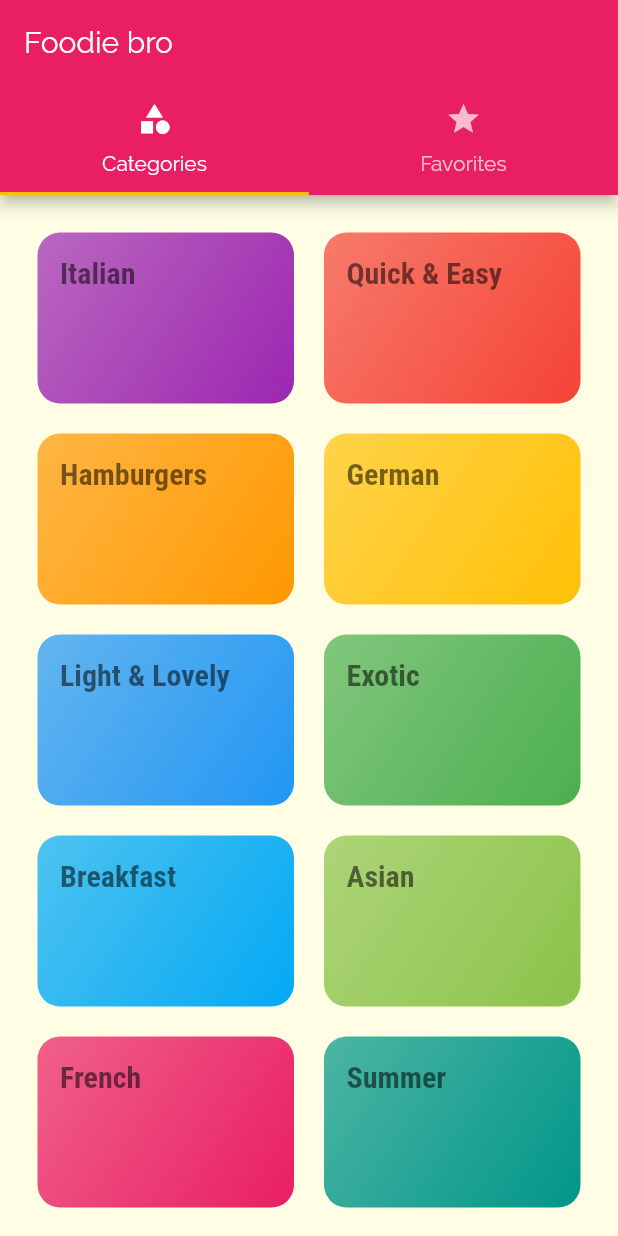
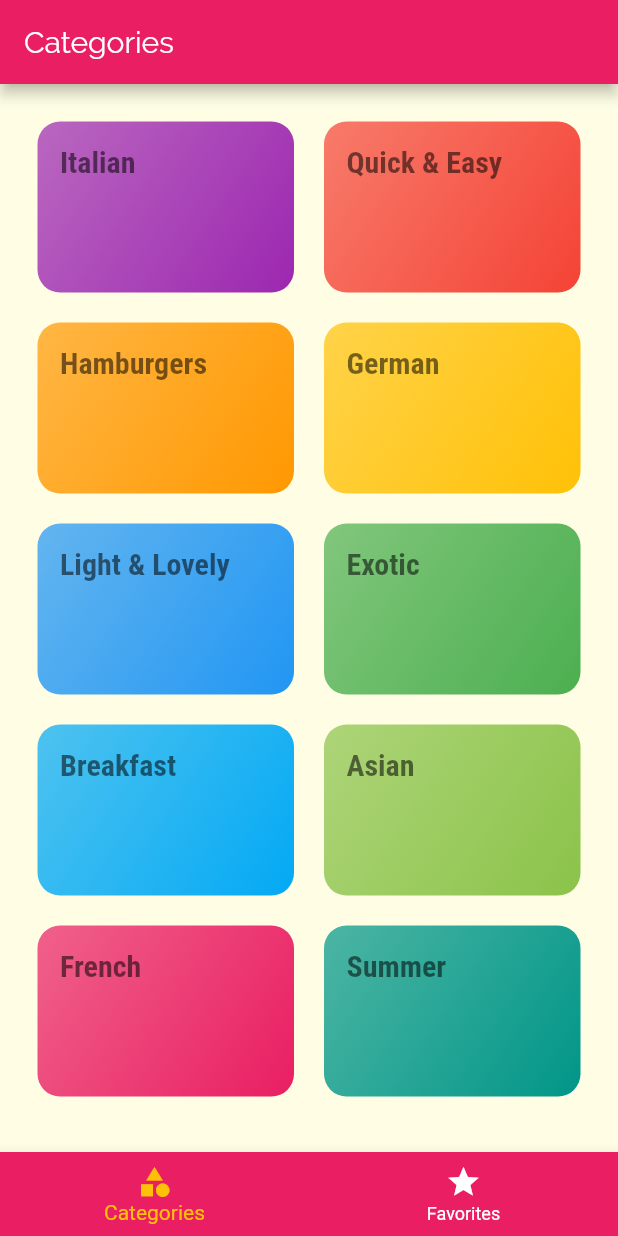
Before and after one commit to Sudhanva-Nadiger/foodie_bro, a Flutter app: the screen it shows after launch, on a phone screen of 412 x 824 dp. Run offline on Flutter 3.47's test engine with Material 2 defaults, Android fonts, the phone set to English and light mode, and no system bars.

```diff
--- a/lib/screens/categories_screen.dart
+++ b/lib/screens/categories_screen.dart
@@ -9,12 +9,6 @@ class CategoriesScreen extends StatelessWidget {
   Widget build(BuildContext context) {
     return SafeArea(
       child: Scaffold(
-        // appBar: AppBar(
-        //   title: const Text(
-        //     'Foodie Bro',
-        //     style: TextStyle(fontFamily: 'Raleway'),
-        //   ),
-        // ),
         body: GridView(
           padding: const EdgeInsets.all(25),
           gridDelegate: const SliverGridDelegateWithMaxCrossAxisExtent(
--- a/lib/screens/tabs_screen.dart
+++ b/lib/screens/tabs_screen.dart
@@ -10,33 +10,45 @@ class TabScreen extends StatefulWidget {
 }
 
 class _TabScreenState extends State<TabScreen> {
+  final List<Map<String, Object>> _pages = [
+    {'page': const CategoriesScreen(), 'title': 'Categories'},
+    {'page': const FavoritesScreen(), 'title': 'Your Favorites'}
+  ];
+
+  int _selectedPageIndex = 0;
+
+  void _selectPage(int index) {
+    setState(() {
+      _selectedPageIndex = index;
+    });
+  }
+
   @override
   Widget build(BuildContext context) {
-    return DefaultTabController(
-      length: 2,
+    return SafeArea(
       child: Scaffold(
         appBar: AppBar(
-          title: const Text(
-            'Foodie bro',
-            style: TextStyle(fontFamily: 'Raleway'),
-          ),
-          bottom: TabBar(
-            tabs: [
-              Tab(
-                icon: Icon(Icons.category),
-                text: 'Categories',
-              ),
-              Tab(
-                icon: Icon(Icons.star),
-                text: 'Favorites',
-              ),
-            ],
+          title: Text(
+            _pages[_selectedPageIndex]['title'] as String,
+            style: const TextStyle(fontFamily: 'Raleway'),
           ),
         ),
-        body: TabBarView(
-          children: [
-            CategoriesScreen(),
-            FavoritesScreen(),
+        body: _pages[_selectedPageIndex]['page'] as Widget,
+        bottomNavigationBar: BottomNavigationBar(
+          onTap: _selectPage,
+          backgroundColor: Theme.of(context).colorScheme.primary,
+          unselectedItemColor: Colors.white,
+          selectedItemColor: Theme.of(context).colorScheme.secondary,
+          currentIndex: _selectedPageIndex,
+          items: const [
+            BottomNavigationBarItem(
+              icon: Icon(Icons.category),
+              label: 'Categories',
+            ),
+            BottomNavigationBarItem(
+              icon: Icon(Icons.star),
+              label: 'Favorites',
+            ),
           ],
         ),
       ),
```
